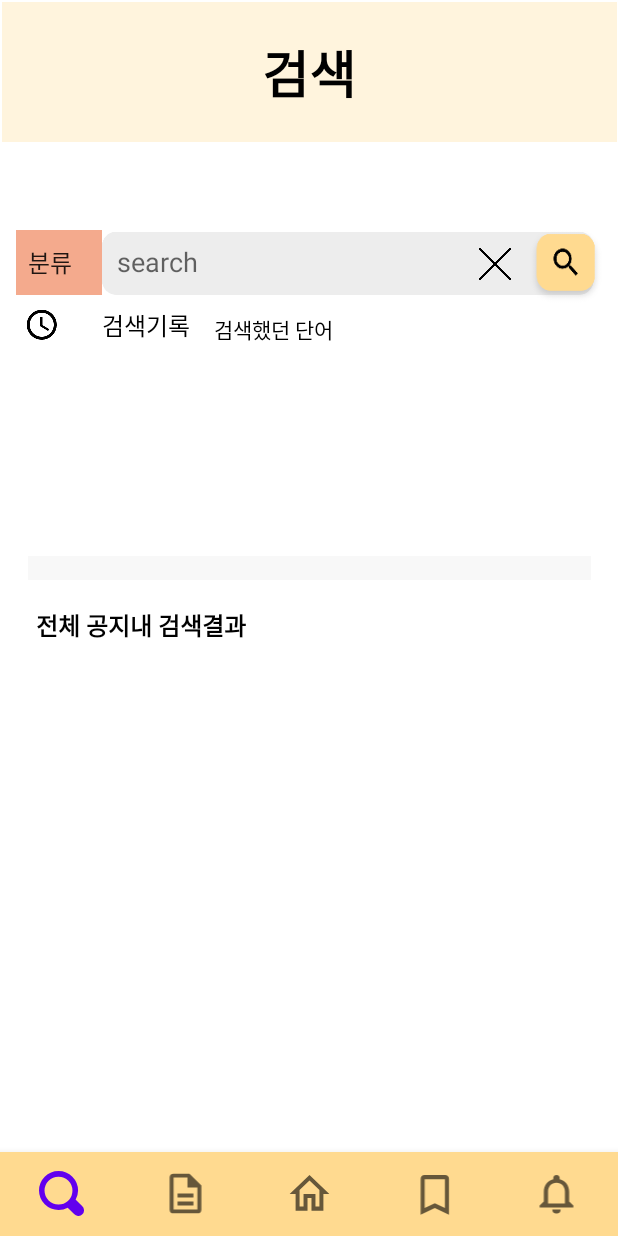
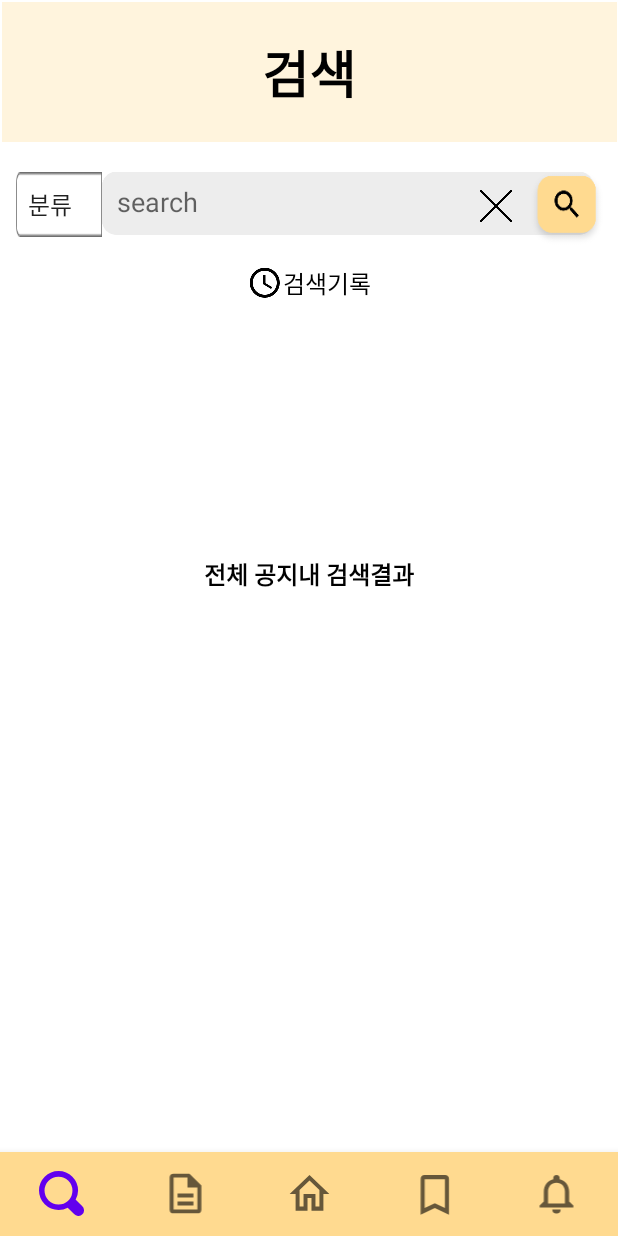
Before and after one commit to yelimahn/skkuNotice, an Android app: the SearchFragment screen opened through its navigation route, on a phone screen of 412 x 824 dp. Run offline under Robolectric (Android 15) with nearby library versions, the phone set to English and light mode, and no system bars; our stand-ins replace Firebase (no records; nobody signed in at launch, a user with empty details on screens opened directly), Room's generated code, navigation-ui; pictures from the network do not load.

Commit message:
레이아웃 많이 수정함 (디자인)
이제 검색, 스크랩 기능만 손보면 쓸만한듯

```diff
--- a/noticesubscribe/app/src/main/java/com/example/noticesubscribe/KeywordEditActivity.kt
+++ b/noticesubscribe/app/src/main/java/com/example/noticesubscribe/KeywordEditActivity.kt
@@ -54,6 +54,10 @@ class KeywordEditActivity : AppCompatActivity() {
 //            }
         //(mainbinding?.rvKeyword?.adapter as KeyWordAdapter).getDataFromFirestore()
         //키워드 추가부분
+        mainbinding?.btnBacktohome?.setOnClickListener {
+            val intent = Intent(this, MainActivity::class.java)
+            startActivity(intent)
+        }
         mainbinding?.btnAddkeyword?.setOnClickListener {
             val input = binding.keywordinput
             val input_tostring = input.text.toString()
--- a/noticesubscribe/app/src/main/res/layout/fragment_search.xml
+++ b/noticesubscribe/app/src/main/res/layout/fragment_search.xml
@@ -7,6 +7,7 @@
     android:layout_height="match_parent"
     tools:context="com.example.noticesubscribe.fragments.SearchFragment">
     //제목 상단 배경
+
     <ImageView
         android:id="@+id/titlebar"
         android:layout_width="411dp"
@@ -17,6 +18,7 @@
         app:layout_constraintTop_toTopOf="parent" />
 
     //제목
+
     <TextView
         android:id="@+id/titletext"
         android:layout_width="wrap_content"
@@ -30,19 +32,19 @@
         app:layout_constraintStart_toStartOf="parent"
         app:layout_constraintTop_toTopOf="@+id/titlebar" />
     //전체 공지내 검색결과 text
+
     <TextView
         android:id="@+id/tv_result"
         android:layout_width="wrap_content"
         android:layout_height="wrap_content"
-        android:layout_marginStart="24dp"
-        android:layout_marginLeft="24dp"
-        android:layout_marginTop="18dp"
+        android:layout_marginTop="20dp"
         android:text="전체 공지내 검색결과"
         android:textColor="#000000"
         android:textSize="16sp"
         android:textStyle="bold"
+        app:layout_constraintEnd_toEndOf="parent"
         app:layout_constraintStart_toStartOf="parent"
-        app:layout_constraintTop_toBottomOf="@+id/imageView2" />
+        app:layout_constraintTop_toBottomOf="@+id/rv_searchhistory" />
     //검색창
 
     //검색할 때 누를 버튼(기능구현은 안한 상태)
@@ -51,7 +53,7 @@
         android:id="@+id/searchWord"
         android:layout_width="328dp"
         android:layout_height="42dp"
-        android:layout_marginTop="60dp"
+        android:layout_marginTop="20dp"
         android:background="@drawable/box_addkeywordbox"
         android:hint="search"
         android:inputType="text"
@@ -60,6 +62,29 @@
         app:layout_constraintHorizontal_bias="0.807"
         app:layout_constraintStart_toStartOf="parent"
         app:layout_constraintTop_toBottomOf="@+id/titlebar" />
+
+    <ImageView
+        android:id="@+id/searh_delete"
+        android:layout_width="25dp"
+        android:layout_height="21dp"
+        android:layout_marginEnd="8dp"
+        android:layout_marginRight="8dp"
+        android:src="@drawable/cancel"
+        app:layout_constraintBottom_toBottomOf="@+id/searchWord"
+        app:layout_constraintEnd_toStartOf="@+id/button"
+        app:layout_constraintTop_toTopOf="@+id/searchWord"
+        app:layout_constraintVertical_bias="0.571" />
+
+    <Spinner
+        android:id="@+id/spinner"
+        android:layout_width="57dp"
+        android:layout_height="43dp"
+        android:background="@drawable/box_selectbox"
+        android:entries="@array/my_array"
+        app:layout_constraintBottom_toBottomOf="@+id/searchWord"
+        app:layout_constraintEnd_toStartOf="@+id/searchWord"
+        app:layout_constraintTop_toTopOf="@+id/searchWord"
+        app:layout_constraintVertical_bias="0.0" />
 
     <Button
         android:id="@+id/button"
@@ -73,33 +98,42 @@
         app:backgroundTintMode="screen"
         app:layout_constraintBottom_toBottomOf="@+id/searchWord"
         app:layout_constraintEnd_toEndOf="@+id/searchWord"
+        app:layout_constraintHorizontal_bias="0.466"
         app:layout_constraintStart_toStartOf="@+id/searchWord"
-        app:layout_constraintTop_toTopOf="@+id/searchWord" />
+        app:layout_constraintTop_toTopOf="@+id/searchWord"
+        app:layout_constraintVertical_bias="0.437" />
     //검색 기록 text
 
     //검색부분과 공지부분을 분리해주는 연한 선
+
+    //검색기록(시계아이콘+검색했던 단어)가 뜨는 레이어
 
     <TextView
         android:id="@+id/shtitleView6"
         android:layout_width="wrap_content"
         android:layout_height="wrap_content"
-        android:layout_marginTop="8dp"
+        android:layout_marginTop="20dp"
         android:text="검색기록"
         android:textColor="#000000"
         android:textSize="16sp"
-        app:layout_constraintStart_toStartOf="@+id/searchWord"
+        app:layout_constraintEnd_toEndOf="parent"
+        app:layout_constraintHorizontal_bias="0.5"
+        app:layout_constraintStart_toEndOf="@+id/clockView"
         app:layout_constraintTop_toBottomOf="@+id/searchWord" />
 
     <ImageView
-        android:id="@+id/imageView2"
-        android:layout_width="410dp"
-        android:layout_height="16dp"
-        android:layout_marginTop="276dp"
-        android:src="@drawable/noticeupperside"
-        app:layout_constraintEnd_toEndOf="parent"
+        android:id="@+id/clockView"
+        android:layout_width="wrap_content"
+        android:layout_height="wrap_content"
+        android:layout_marginTop="20dp"
+        android:layout_weight="1"
+        android:src="@drawable/icon_clock"
+        app:layout_constraintEnd_toStartOf="@+id/shtitleView6"
+        app:layout_constraintHorizontal_bias="0.5"
+        app:layout_constraintHorizontal_chainStyle="packed"
         app:layout_constraintStart_toStartOf="parent"
-        app:layout_constraintTop_toBottomOf="@+id/titlebar" />
-    //검색기록(시계아이콘+검색했던 단어)가 뜨는 레이어
+        app:layout_constraintTop_toBottomOf="@+id/searchWord" />
+
     <androidx.constraintlayout.widget.ConstraintLayout
         android:layout_width="wrap_content"
         android:layout_height="wrap_content"
@@ -113,77 +147,28 @@
     </androidx.constraintlayout.widget.ConstraintLayout>
 
     //검색한 공지들이 뜨게될 recyclerview
+
     <androidx.recyclerview.widget.RecyclerView
         android:id="@+id/rv_searchnotice"
         android:layout_width="0dp"
         android:layout_height="610dp"
-        android:layout_marginTop="54dp"
+        android:layout_marginTop="20dp"
         app:layout_constraintEnd_toEndOf="parent"
         app:layout_constraintHorizontal_bias="0.0"
         app:layout_constraintStart_toStartOf="parent"
-        app:layout_constraintTop_toBottomOf="@+id/imageView2">
+        app:layout_constraintTop_toBottomOf="@+id/tv_result">
 
     </androidx.recyclerview.widget.RecyclerView>
-
-    <Spinner
-        android:id="@+id/spinner"
-        android:layout_width="57dp"
-        android:layout_height="43dp"
-        android:background="#F4AA8D"
-        android:entries="@array/my_array"
-        app:layout_constraintBottom_toBottomOf="@+id/searchWord"
-        app:layout_constraintEnd_toStartOf="@+id/searchWord"
-        app:layout_constraintTop_toTopOf="@+id/searchWord"
-        app:layout_constraintVertical_bias="1.0" />
-
-    <TextView
-        android:id="@+id/searchhistoryView"
-        android:layout_width="wrap_content"
-        android:layout_height="20dp"
-        android:layout_marginTop="12dp"
-        android:layout_weight="1"
-        android:text="검색했던 단어"
-        android:textColor="#000000"
-        app:layout_constraintEnd_toEndOf="parent"
-        app:layout_constraintHorizontal_bias="0.079"
-        app:layout_constraintStart_toEndOf="@+id/shtitleView6"
-        app:layout_constraintTop_toBottomOf="@+id/searchWord" />
 
     <androidx.recyclerview.widget.RecyclerView
         android:id="@+id/rv_searchhistory"
         android:layout_width="396dp"
         android:layout_height="130dp"
-        app:layout_constraintBottom_toTopOf="@+id/imageView2"
+        android:layout_marginTop="20dp"
         app:layout_constraintEnd_toEndOf="parent"
-        app:layout_constraintHorizontal_bias="0.865"
+        app:layout_constraintHorizontal_bias="0.466"
         app:layout_constraintStart_toStartOf="parent"
-        app:layout_constraintTop_toBottomOf="@+id/searchWord"
-        app:layout_constraintVertical_bias="1.0" />
-
-    <ImageView
-        android:id="@+id/clockView"
-        android:layout_width="wrap_content"
-        android:layout_height="wrap_content"
-        android:layout_marginStart="16dp"
-        android:layout_marginLeft="16dp"
-        android:layout_weight="1"
-        android:src="@drawable/icon_clock"
-        app:layout_constraintBottom_toBottomOf="@+id/shtitleView6"
-        app:layout_constraintStart_toStartOf="parent"
-        app:layout_constraintTop_toTopOf="@+id/shtitleView6"
-        app:layout_constraintVertical_bias="0.0" />
-
-    <ImageView
-        android:id="@+id/searh_delete"
-        android:layout_width="25dp"
-        android:layout_height="21dp"
-        android:layout_marginEnd="8dp"
-        android:layout_marginRight="8dp"
-        android:src="@drawable/cancel"
-        app:layout_constraintBottom_toBottomOf="@+id/searchWord"
-        app:layout_constraintEnd_toStartOf="@+id/button"
-        app:layout_constraintTop_toTopOf="@+id/searchWord"
-        app:layout_constraintVertical_bias="0.523" />
+        app:layout_constraintTop_toBottomOf="@+id/clockView" />
 
 
 </androidx.constraintlayout.widget.ConstraintLayout>
```
Also changed, not shown: noticesubscribe/app/src/main/res/layout/activity_keyword_edit.xml (+8 -8 lines), noticesubscribe/app/src/main/res/layout/activity_notice_click.xml (+13 -5 lines), noticesubscribe/app/src/main/res/layout/fragment_home.xml (+10 -6 lines), noticesubscribe/app/src/main/res/layout/fragment_subscribe.xml (+3 -9 lines), noticesubscribe/app/src/main/res/layout/key_item.xml (+8 -5 lines), noticesubscribe/app/src/main/res/layout/list_item.xml (+57 -23 lines).
